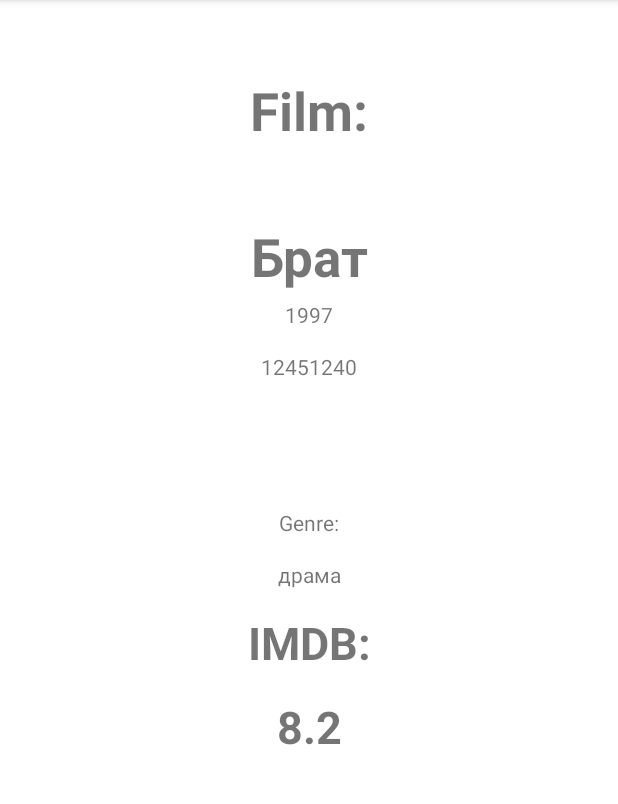
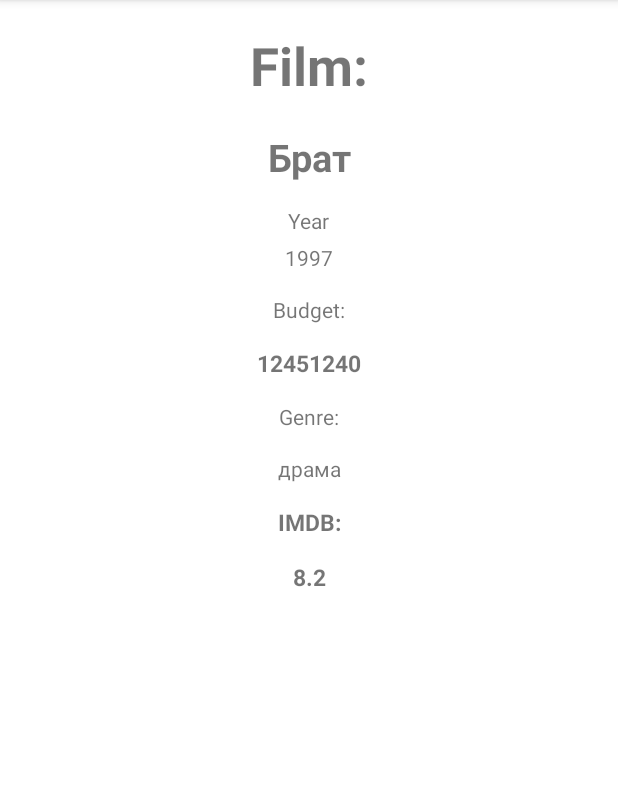
Before and after one commit to inflames1986/KotlinMvvmKinoApp, an Android app: the screen it shows after launch (MainActivity), after a tap on "Брат", on a phone screen of 412 x 824 dp, the part 84-888 px from its top. Run offline under Robolectric (Android 15) with nearby library versions, the phone set to English and light mode, and no system bars.

Commit message:
Lesson 3 Completed, List Fragment & Details Fragment created

```diff
--- a/app/src/main/java/com/inflames1986/kotlinmvvmkinoapp/framework/ui/details/DetailsFragment.kt
+++ b/app/src/main/java/com/inflames1986/kotlinmvvmkinoapp/framework/ui/details/DetailsFragment.kt
@@ -29,7 +29,7 @@ class DetailsFragment : Fragment() {
                 filmTitle.text = film.film
                 filmGenre.text = film.genre
                 filmImdbValue.text = film.imdb.toString()
-                filmBudget.text = it.film_budget.toString()
+                filmBudgetValue.text = it.film_budget.toString()
                 filmYear.text = it.film_year.toString()
 
             }
--- a/app/src/main/res/layout/details_fragment.xml
+++ b/app/src/main/res/layout/details_fragment.xml
@@ -32,8 +32,19 @@
         app:layout_constraintStart_toStartOf="parent"
         app:layout_constraintEnd_toEndOf="parent"
         android:textStyle="bold"
-        android:textSize="35sp"
+        android:textSize="@dimen/film_name_text_size"
         android:layout_marginTop="@dimen/film_name_margin_top" />
+
+    <TextView
+        android:layout_height="wrap_content"
+        android:layout_width="wrap_content"
+        android:id="@+id/film_year_label"
+        android:text="@string/year"
+        app:layout_constraintStart_toStartOf="parent"
+        app:layout_constraintEnd_toEndOf="parent"
+        android:layout_marginTop="@dimen/margin_15_dp"
+        tools:text="Year: "
+        app:layout_constraintTop_toBottomOf="@+id/film_title" />
 
     <TextView
         android:layout_height="wrap_content"
@@ -43,12 +54,12 @@
         app:layout_constraintStart_toStartOf="parent"
         app:layout_constraintEnd_toEndOf="parent"
         android:layout_marginTop="5dp"
-        app:layout_constraintTop_toBottomOf="@+id/film_title" />
+        app:layout_constraintTop_toBottomOf="@+id/film_year_label" />
 
     <TextView
         android:layout_height="wrap_content"
         android:layout_width="wrap_content"
-        android:id="@+id/film_budget"
+        android:id="@+id/film_budget_label"
         android:text="@string/budget"
         app:layout_constraintStart_toStartOf="parent"
         app:layout_constraintEnd_toEndOf="parent"
@@ -66,7 +77,7 @@
         android:textStyle="bold"
         android:textSize="@dimen/budget_value_text_size"
         android:layout_marginTop="@dimen/margin_15_dp"
-        app:layout_constraintTop_toBottomOf="@+id/film_budget" />
+        app:layout_constraintTop_toBottomOf="@+id/film_budget_label" />
 
     <TextView
         android:layout_height="wrap_content"
@@ -97,7 +108,7 @@
         app:layout_constraintStart_toStartOf="parent"
         app:layout_constraintEnd_toEndOf="parent"
         android:textStyle="bold"
-        android:textSize="@dimen/Genre_text_size"
+        android:textSize="@dimen/Imdb_text_size"
         android:layout_marginTop="@dimen/margin_15_dp"
         app:layout_constraintTop_toBottomOf="@+id/film_genre" />
 
@@ -109,7 +120,7 @@
         app:layout_constraintStart_toStartOf="parent"
         app:layout_constraintEnd_toEndOf="parent"
         android:textStyle="bold"
-        android:textSize="@dimen/Genre_text_size"
+        android:textSize="@dimen/Imdb_text_size"
         android:layout_marginTop="@dimen/margin_15_dp"
         app:layout_constraintTop_toBottomOf="@+id/film_imdbLayout" />
 
@@ -128,6 +139,6 @@
         android:layout_height="wrap_content"
         android:layout_width="wrap_content"
         android:id="@+id/filmGroup"
-        app:constraint_referenced_ids="film_title, film_year, film_genre, film_budget_value, film_imdbValue" />
+        app:constraint_referenced_ids="film_title, film_year, film_genre, film_budget_label, film_budget_value, film_imdbValue" />
 
 </androidx.constraintlayout.widget.ConstraintLayout>
--- a/app/src/main/res/values/dimens.xml
+++ b/app/src/main/res/values/dimens.xml
@@ -2,9 +2,12 @@
 <resources>
 
     <dimen name="margin_15_dp">15dp</dimen>
-    <dimen name="budget_value_text_size">40sp</dimen>
+    <dimen name="budget_value_text_size">15sp</dimen>
     <dimen name="year_text_size">30sp</dimen>
-    <dimen name="film_name_margin_top">50sp</dimen>
+    <dimen name="film_name_margin_top">20sp</dimen>
     <dimen name="Genre_text_size">30sp</dimen>
+    <dimen name="film_name_text_size">25sp</dimen>
+    <dimen name="Imdb_text_size">15sp</dimen>
+    <dimen name="label_image_size">70dp</dimen>
 
 </resources>
--- a/app/src/main/res/values/strings.xml
+++ b/app/src/main/res/values/strings.xml
@@ -7,4 +7,5 @@
     <string name="change_films_list">Поменять список</string>
     <string name="error">Error</string>
     <string name="reload">Reload</string>
+    <string name="year">Year</string>
 </resources>
```
Also changed, not shown: app/src/main/res/layout/fragment_main_recycler_item.xml (+12 -10 lines), app/src/main/res/drawable/img_brother.jpg (added).
